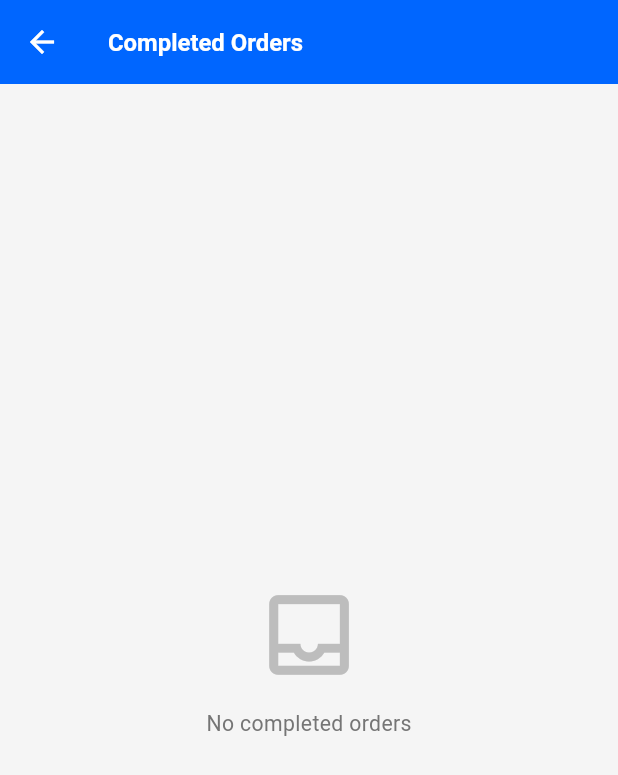
After one commit to ahizaz/service_connector, a Flutter app: the CompletedOrderScreen screen opened directly, on a phone screen of 412 x 824 dp. The commit adds this screen. Shown: the top 775 px of the screen. Run offline on Flutter 3.47's test engine with Material 3 defaults, Android fonts, the phone set to English and light mode, and no system bars; our stand-ins replace emoji_picker_flutter, file_picker, flutter_easyloading, flutter_screenutil, get, google_fonts and 3 more; missing offline and left inert: record; accounts and stored records are empty; network calls fail; Roboto replaces fonts that are missing (SFPro).

Commit message:
issue solved

```diff
--- a/lib/feature/chat/screen/chat_detail_screen.dart
+++ b/lib/feature/chat/screen/chat_detail_screen.dart
@@ -6,6 +6,7 @@ import 'package:emoji_picker_flutter/emoji_picker_flutter.dart';
 import 'package:shared_preferences/shared_preferences.dart';
 import 'package:service_connect/feature/offer/screen/create_offer_screen.dart';
 import 'package:service_connect/feature/order/screen/accepted_orders_screen.dart';
+import 'package:service_connect/feature/order/screen/completed_order_screen.dart';
 import 'package:service_connect/feature/offer/widgets/cancel_offer_dialog.dart';
 import '../controller/chat_controller.dart';
 import '../model/chat_message_model.dart';
@@ -298,12 +299,12 @@ class _ChatDetailScreenState extends State<ChatDetailScreen> {
 
                     Get.toNamed('/offer-list');
                   } else if (value == 'give_review') {
-                    // Give Review (Receiver only) - TODO: Implement later
+                    // Navigate to Completed Orders Screen
                     debugPrint('=================================');
-                    debugPrint('Give Review clicked');
-                    debugPrint('Provider User ID: ${user?.id}');
+                    debugPrint('Navigating to Completed Orders Screen');
                     debugPrint('=================================');
-                    // Functionality will be implemented later
+
+                    Get.to(() => CompletedOrderScreen());
                   }
                 },
                 itemBuilder: (context) {
--- /dev/null
+++ b/lib/feature/order/model/order_model.dart
@@ -0,0 +1,44 @@
+class OrderModel {
+  final int orderId;
+  final int quotationId;
+  final String providerName;
+  final String receiverName;
+  final String? receiverImage;
+  final String categoryName;
+  final String serviceCost;
+  final String providerAmount;
+  final String orderStatus;
+  final String paymentStatus;
+  final String createdAt;
+  final String? completedAt;
+  OrderModel({
+    required this.orderId,
+    required this.quotationId,
+    required this.providerName,
+    required this.receiverName,
+    this.receiverImage,
+    required this.categoryName,
+    required this.serviceCost,
+    required this.providerAmount,
+    required this.orderStatus,
+    required this.paymentStatus,
+    required this.createdAt,
+    this.completedAt,
+  });
+    factory OrderModel.fromJson(Map<String, dynamic> json) {
+    return OrderModel(
+      orderId: json['order_id'],
+      quotationId: json['quotation_id'],
+      providerName: json['provider_name'],
+      receiverName: json['receiver_name'],
+      receiverImage: json['receiver_image'],
+      categoryName: json['category_name'],
+      serviceCost: json['service_cost'],
+      providerAmount: json['provider_amount'],
+      orderStatus: json['order_status'],
+      paymentStatus: json['payment_status'],
+      createdAt: json['created_at'],
+      completedAt: json['completed_at'],
+    );
+  }
+}
--- /dev/null
+++ b/lib/feature/order/screen/completed_order_screen.dart
@@ -0,0 +1,64 @@
+import 'package:flutter/material.dart';
+import 'package:flutter_screenutil/flutter_screenutil.dart';
+import 'package:get/get_core/src/get_main.dart';
+import 'package:get/get_instance/src/extension_instance.dart';
+import 'package:get/get_navigation/src/extension_navigation.dart';
+import 'package:get/get_state_manager/src/rx_flutter/rx_obx_widget.dart';
+import 'package:service_connect/feature/order/controller/completed_oders_controller.dart';
+import 'package:service_connect/feature/order/widget/completed_order_card.dart';
+
+class CompletedOrderScreen extends StatelessWidget {
+  const CompletedOrderScreen({super.key});
+
+  @override
+  Widget build(BuildContext context) {
+    final controller = Get.put(CompletedOdersController());
+    return Scaffold(
+   backgroundColor: Color(0xFFF5F5F5),
+      appBar: AppBar(
+        backgroundColor: Color(0xFF0066FF),
+        title: Text(
+          'Completed Orders',
+          style: TextStyle(
+            color: Colors.white,
+            fontSize: 18.sp,
+            fontWeight: FontWeight.w600,
+          ),
+        ),
+        leading: IconButton(
+          icon: Icon(Icons.arrow_back, color: Colors.white),
+          onPressed: () => Get.back(),
+        ),
+      ),
+      body: Obx((){
+        if(controller.completedOrders.isEmpty){
+          return Center(
+          child: Column(
+            mainAxisAlignment: MainAxisAlignment.center,
+            children: [
+              Icon(
+                  Icons.inbox_outlined,
+                  size: 80.sp,
+                  color: Color(0xFFBDBDBD),
+                ),
+                SizedBox(height: 16.h,),
+                Text('No completed orders',style: TextStyle(
+                    fontSize: 16.sp,
+                    color: Color(0xFF757575),
+                ),)
+            ],
+          ),
+          );
+        }
+        return ListView.builder(
+            padding: EdgeInsets.all(16.w),
+          itemCount: controller.completedOrders.length,
+          itemBuilder: (context,index){
+          final order =controller.completedOrders[index];
+          return CompletedOrderCard(order: order);
+        });
+
+      }),
+    );
+  }
+}
```
Also changed, not shown: lib/feature/order/controller/completed_oders_controller.dart (added, +63 -0 lines), lib/feature/order/widget/completed_order_card.dart (added, +92 -0 lines), lib/feature/order/widget/order_in_row.dart (added, +47 -0 lines).
